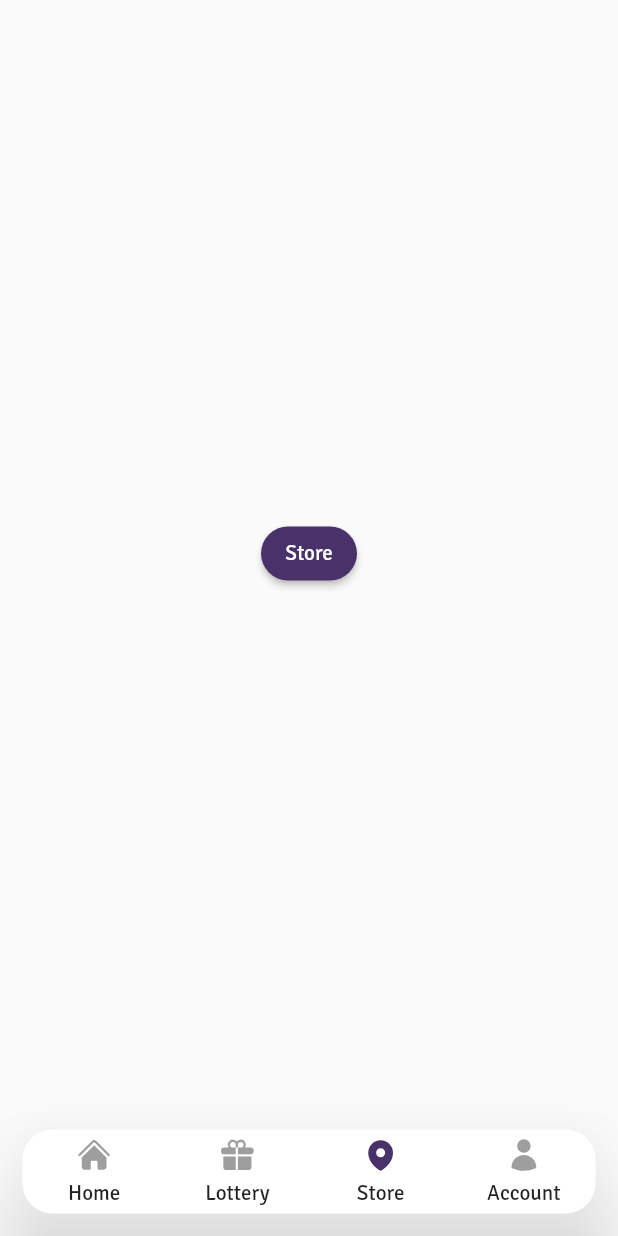
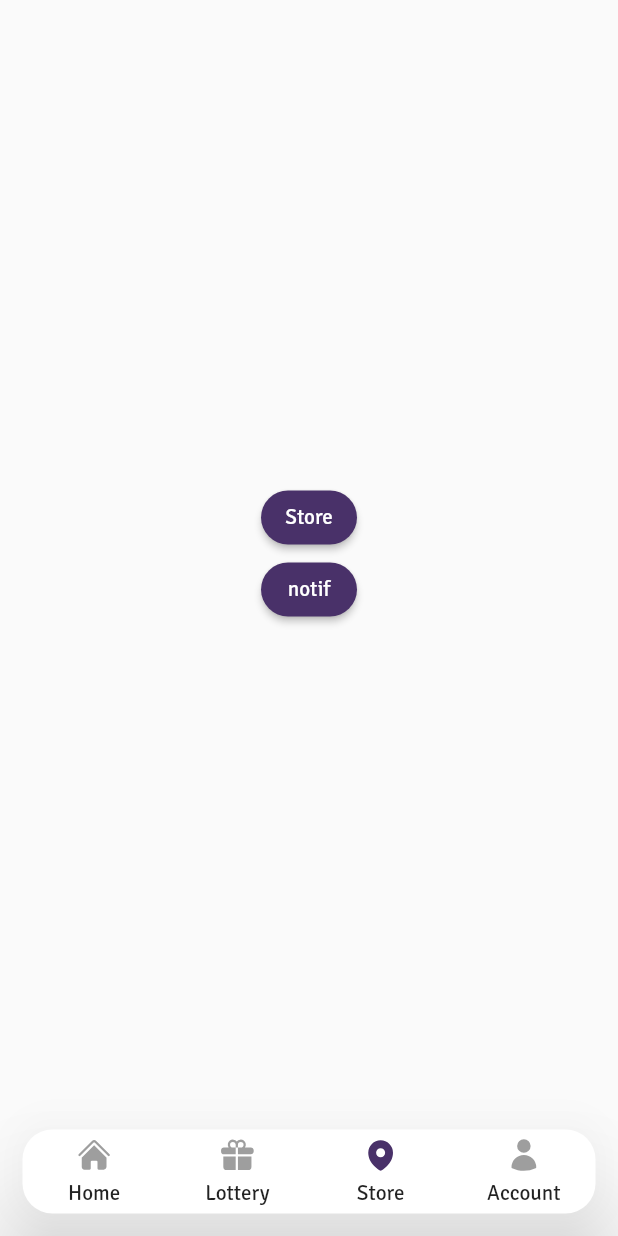
Before and after one commit to alifzr31/TriwarnaMember-Apps, a Flutter app: the DashboardPage screen opened by its route, item 3 of the bottom bar chosen, after a tap on "Store", on a phone screen of 412 x 824 dp. Run offline on Flutter 3.47's test engine with Material 2 defaults, Android fonts, the phone set to English and light mode, and no system bars; drawn by our look-alikes of custom_navigation_bar; our stand-ins replace awesome_snackbar_content, card_swiper, flutter_custom_clippers, flutter_spinkit, get, icons_plus and 3 more; missing offline and left inert: maps_launcher; accounts and stored records are empty; network calls fail.

Commit message:
first commit

```diff
--- a/lib/app/modules/dashboard/widget/account.dart
+++ b/lib/app/modules/dashboard/widget/account.dart
@@ -1,4 +1,5 @@
 import 'package:flutter/material.dart';
+import 'package:flutter_custom_clippers/flutter_custom_clippers.dart';
 import 'package:get/get.dart';
 import 'package:icons_plus/icons_plus.dart';
 import 'package:member_apps/app/component/white_text.dart';
@@ -26,55 +27,56 @@ class HeaderAccount extends StatelessWidget {
 
   @override
   Widget build(BuildContext context) {
-    return Container(
-      width: Get.width,
+    return Stack(
+      children: [
+        ClipPath(
+          clipper: WaveClipperOne(flip: true),
+          child: Container(
             height: 380,
-      decoration: const BoxDecoration(
-        color: baseColor,
-        borderRadius: BorderRadius.only(
-          bottomLeft: Radius.circular(25),
-          bottomRight: Radius.circular(25),
+            color: yellow,
           ),
         ),
+        Positioned(
+          left: 0,
+          right: 0,
+          top: 0,
+          bottom: 10,
+          child: ClipPath(
+            clipper: WaveClipperTwo(),
+            child: Container(
+              padding: const EdgeInsets.all(10),
+              color: baseColor,
               child: SafeArea(
-        child: Padding(
-          padding: const EdgeInsets.all(15),
                 child: Column(
                   children: [
                     Row(
+                      mainAxisAlignment: MainAxisAlignment.spaceAround,
                       children: [
-                  CircleAvatar(
+                        const CircleAvatar(
                           radius: 50,
                           backgroundColor: Colors.transparent,
                           backgroundImage: NetworkImage(
                               'https://thumbs.dreamstime.com/b/male-avatar-icon-flat-style-male-user-icon-cartoon-man-avatar-hipster-vector-stock-91462914.jpg'),
                         ),
-                  SizedBox(width: Get.width * 0.08),
                         Image.asset('assets/images/platinum.png', height: 50),
-                  SizedBox(width: Get.width * 0.1),
                         Column(
                           crossAxisAlignment: CrossAxisAlignment.start,
                           children: [
-                      const WhiteText(
-                        text: 'Alif Zakya Rafiq',
-                        bold: FontWeight.bold,
-                        size: 16,
+                            const Text(
+                              "Alif Zakya Rafiq",
+                              style:
+                                  TextStyle(fontSize: 22, color: Colors.white),
                             ),
                             const SizedBox(height: 5),
                             Container(
-                        width: 70,
-                        height: 25,
+                              height: 23,
+                              width: 80,
                               decoration: BoxDecoration(
                                 color: Colors.grey.shade300,
-                          borderRadius: BorderRadius.circular(20),
+                                borderRadius: BorderRadius.circular(30),
                               ),
-                        child: const Center(
-                          child: Text(
-                            'Platinum',
-                            style: TextStyle(fontSize: 12),
+                              child: const Center(child: Text('Platinum')),
                             ),
-                        ),
-                      )
                           ],
                         ),
                       ],
@@ -83,7 +85,7 @@ class HeaderAccount extends StatelessWidget {
                     Column(
                       children: [
                         Row(
-                    mainAxisAlignment: MainAxisAlignment.spaceBetween,
+                          mainAxisAlignment: MainAxisAlignment.spaceAround,
                           children: [
                             Column(
                               crossAxisAlignment: CrossAxisAlignment.start,
@@ -95,6 +97,7 @@ class HeaderAccount extends StatelessWidget {
                                 WhiteText(text: 'Blok Citopeng No. 327'),
                               ],
                             ),
+                            const SizedBox(width: 30),
                             Column(
                               crossAxisAlignment: CrossAxisAlignment.start,
                               children: const [
@@ -107,19 +110,20 @@ class HeaderAccount extends StatelessWidget {
                             ),
                           ],
                         ),
-                  const SizedBox(height: 40),
+                        const SizedBox(height: 45),
                         Align(
                           alignment: Alignment.centerLeft,
-                    child: SizedBox(
+                          child: Container(
                             height: 25,
+                            margin: const EdgeInsets.only(left: 15),
                             child: ElevatedButton(
                               onPressed: () {
                                 Get.toNamed('/profile');
                               },
                               style: ElevatedButton.styleFrom(
+                                shape: const StadiumBorder(),
                                 backgroundColor: yellow,
                                 foregroundColor: baseColor,
-                          shape: const StadiumBorder(),
                               ),
                               child: const Text('Edit Profile'),
                             ),
@@ -131,6 +135,9 @@ class HeaderAccount extends StatelessWidget {
                 ),
               ),
             ),
+          ),
+        ),
+      ],
     );
   }
 }
--- a/lib/app/modules/dashboard/widget/home.dart
+++ b/lib/app/modules/dashboard/widget/home.dart
@@ -101,7 +101,7 @@ class Header extends StatelessWidget {
             ),
           ),
           Container(
-            height: 25,
+            height: 20,
             width: Get.width,
             decoration: BoxDecoration(
               color: yellow,
--- a/lib/app/modules/dashboard/widget/store.dart
+++ b/lib/app/modules/dashboard/widget/store.dart
@@ -1,4 +1,6 @@
+import 'package:awesome_snackbar_content/awesome_snackbar_content.dart';
 import 'package:flutter/material.dart';
+import 'package:get/get.dart';
 import 'package:maps_launcher/maps_launcher.dart';
 import 'package:member_apps/app/core/value.dart';
 
@@ -8,7 +10,10 @@ class StorePage extends StatelessWidget {
   @override
   Widget build(BuildContext context) {
     return Center(
-      child: ElevatedButton(
+      child: Column(
+        mainAxisAlignment: MainAxisAlignment.center,
+        children: [
+          ElevatedButton(
             onPressed: () => MapsLauncher.launchCoordinates(-6.9119402322126176,
                 107.63690728209326, 'PT Anyar Retail Indonesia'),
             style: ElevatedButton.styleFrom(
@@ -17,6 +22,35 @@ class StorePage extends StatelessWidget {
             ),
             child: const Text('Store'),
           ),
+          ElevatedButton(
+            onPressed: () {
+              final snackBar = SnackBar(
+                elevation: 0,
+                behavior: SnackBarBehavior.floating,
+                width: Get.width,
+                duration: const Duration(milliseconds: 3000),
+                backgroundColor: Colors.transparent,
+                content: AwesomeSnackbarContent(
+                  title: 'On Snap!',
+                  message:
+                      'This is an example error message that will be shown in the body of snackbar!',
+                  inMaterialBanner: true,
+                  contentType: ContentType.failure,
+                ),
+              );
+
+              ScaffoldMessenger.of(context)
+                ..hideCurrentSnackBar()
+                ..showSnackBar(snackBar);
+            },
+            style: ElevatedButton.styleFrom(
+              backgroundColor: baseColor,
+              shape: const StadiumBorder(),
+            ),
+            child: const Text('notif'),
+          ),
+        ],
+      ),
     );
   }
 }
--- a/pubspec.yaml
+++ b/pubspec.yaml
@@ -46,6 +46,8 @@ dependencies:
   slide_to_act: ^2.0.1
   image_picker: ^0.8.7+4
   maps_launcher: ^2.2.0
+  awesome_snackbar_content: ^0.1.3
+  flutter_custom_clippers: ^2.1.0
 
 dev_dependencies:
   flutter_test:
```
Also changed, not shown: pubspec.lock. Lines whose indentation alone changed are shown as unchanged.
